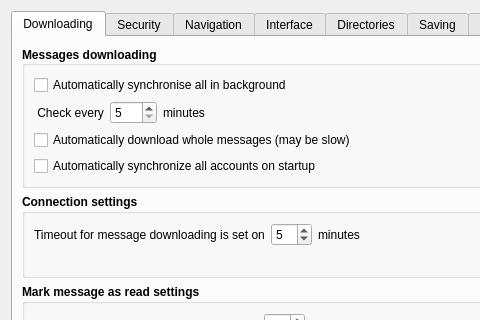
The window that src/gui/ui/dlg_preferences.ui (psakar/datovka) describes before a commit, drawn with Qt 5; both pictures show x 0 to 480 and y 0 to 320 of the 640 by 615 pixel window.
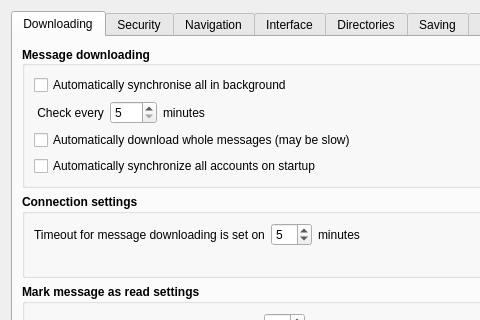
The same window after the commit. Icons and pictures are not drawn.

Commit message: Placed downloading-related setting into one block.

Diff of the .ui file:
```diff
--- a/src/gui/ui/dlg_preferences.ui
+++ b/src/gui/ui/dlg_preferences.ui
@@ -67,7 +67,7 @@
           <bool>false</bool>
          </property>
          <property name="title">
-          <string>Messages downloading</string>
+          <string>Message downloading</string>
          </property>
          <property name="alignment">
           <set>Qt::AlignJustify|Qt::AlignVCenter</set>
```
Left out of the diff: 22 changed lines with no effect on the pictures. The commit also changes 1 other file.
